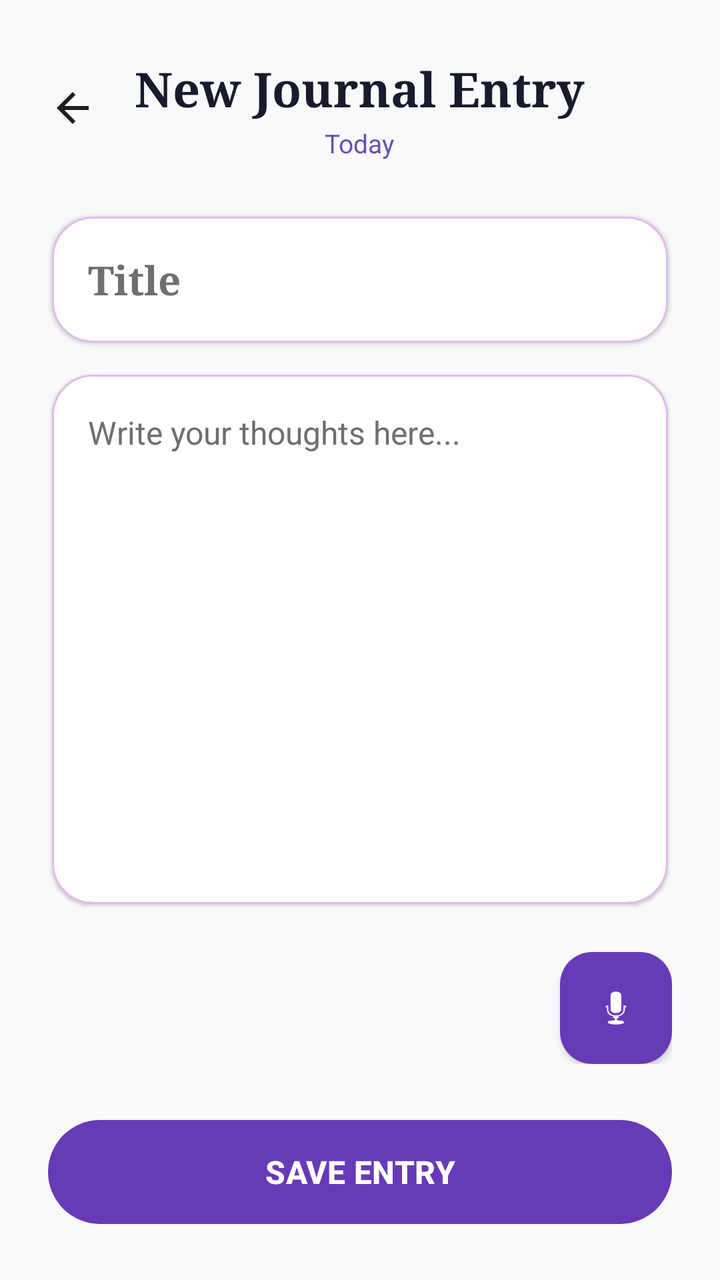
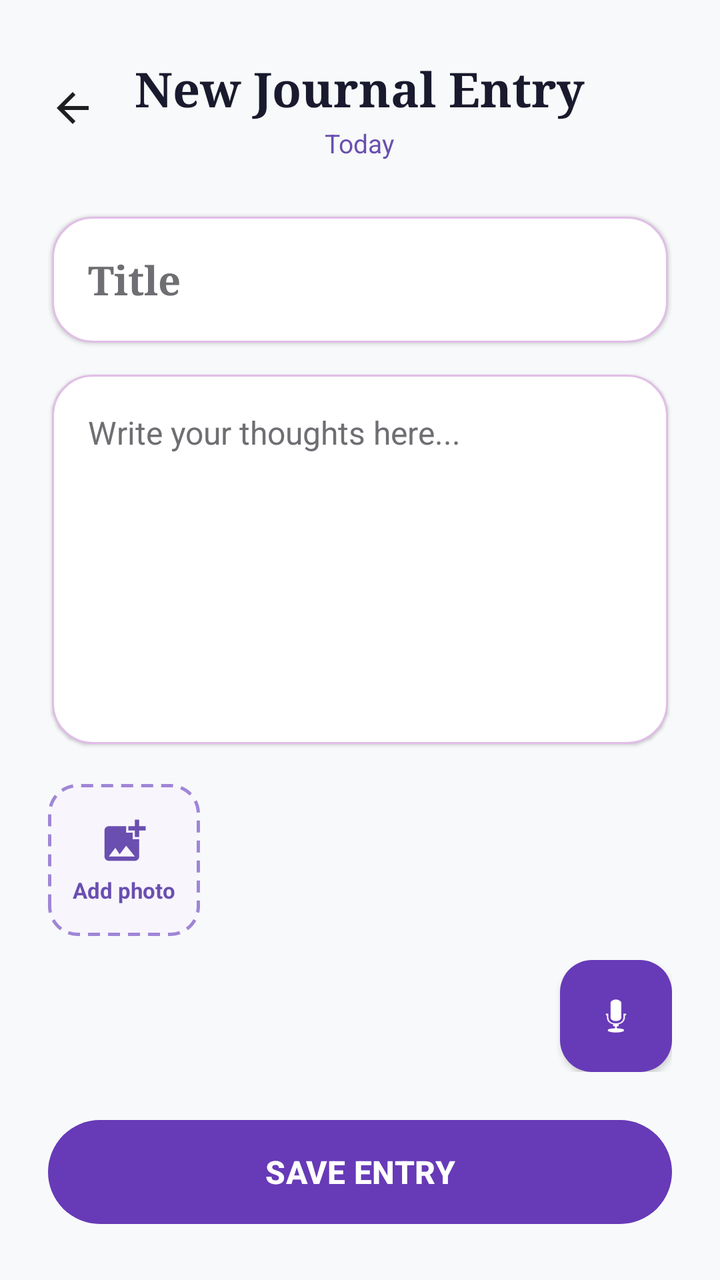

Compare the two renders of this Android layout. The source of the first and the diff that turns it into the second are given below.
<!-- AndroidManifest.xml: application theme Theme.SpiritualTracker -->
<!-- res/layout/activity_journal.xml -->
<?xml version="1.0" encoding="utf-8"?>
<LinearLayout xmlns:android="http://schemas.android.com/apk/res/android"
    xmlns:app="http://schemas.android.com/apk/res-auto"
    android:layout_width="match_parent"
    android:layout_height="match_parent"
    android:orientation="vertical"
    android:background="#F8F9FA"
    android:fitsSystemWindows="true">

    <LinearLayout
        android:layout_width="match_parent"
        android:layout_height="match_parent"
        android:orientation="vertical"
        android:padding="24dp">

        <FrameLayout
            android:layout_width="match_parent"
            android:layout_height="wrap_content"
            android:layout_marginTop="4dp"
            android:layout_marginBottom="28dp">

            <ImageView
                android:id="@+id/btnJournalClose"
                android:layout_width="44dp"
                android:layout_height="44dp"
                android:layout_gravity="start|center_vertical"
                android:layout_marginStart="-10dp"
                android:background="?attr/selectableItemBackgroundBorderless"
                android:contentDescription="Close"
                android:padding="10dp"
                android:src="@drawable/ic_back"
                app:tint="#1F1F1F" />

            <LinearLayout
                android:layout_width="wrap_content"
                android:layout_height="wrap_content"
                android:layout_gravity="center"
                android:gravity="center_horizontal"
                android:orientation="vertical">

                <TextView
                    android:id="@+id/tvJournalHeading"
                    android:layout_width="wrap_content"
                    android:layout_height="wrap_content"
                    android:text="New Journal Entry"
                    android:textSize="24sp"
                    android:textStyle="bold"
                    android:fontFamily="serif"
                    android:textColor="#1A1A2E"/>

                <TextView
                    android:id="@+id/tvJournalDate"
                    android:layout_width="wrap_content"
                    android:layout_height="wrap_content"
                    android:layout_marginTop="2dp"
                    android:text="Today"
                    android:textSize="13sp"
                    android:textColor="#6A4FB0"/>
            </LinearLayout>
        </FrameLayout>

        <EditText
            android:id="@+id/etTitle"
            android:layout_width="match_parent"
            android:layout_height="wrap_content"
            android:background="@drawable/bg_journal_field"
            android:elevation="1dp"
            android:padding="18dp"
            android:hint="Title"
            android:textSize="20sp"
            android:textStyle="bold"
            android:fontFamily="serif"
            android:layout_marginBottom="16dp"
            android:layout_marginHorizontal="2dp"
            android:textColor="#1F1F1F"
            android:textColorHint="#6E6E73"/>

        <EditText
            android:id="@+id/etContent"
            android:layout_width="match_parent"
            android:layout_height="0dp"
            android:layout_weight="1"
            android:background="@drawable/bg_journal_field"
            android:elevation="1dp"
            android:padding="18dp"
            android:hint="Write your thoughts here..."
            android:gravity="top|start"
            android:textSize="16sp"
            android:lineSpacingExtra="6dp"
            android:layout_marginBottom="24dp"
            android:layout_marginHorizontal="2dp"
            android:textColor="#333333"
            android:textColorHint="#6E6E73"/>

        <LinearLayout
            android:layout_width="match_parent"
            android:layout_height="wrap_content"
            android:orientation="horizontal"
            android:gravity="center_vertical|end"
            android:layout_marginBottom="24dp">

            <TextView
                android:id="@+id/tvRecordTimer"
                android:layout_width="0dp"
                android:layout_height="wrap_content"
                android:layout_weight="1"
                android:text="00:00"
                android:textColor="#5F5F64"
                android:textSize="14sp"
                android:fontFamily="sans-serif-medium"
                android:paddingStart="4dp"
                android:visibility="gone" />

            <com.google.android.material.floatingactionbutton.FloatingActionButton
                android:id="@+id/btnDiscardAudio"
                android:layout_width="wrap_content"
                android:layout_height="wrap_content"
                android:layout_marginEnd="16dp"
                android:src="@android:drawable/ic_menu_delete"
                app:backgroundTint="#FEE7E6"
                app:tint="#E53935"
                app:elevation="0dp"
                app:fabCustomSize="40dp"
                android:visibility="gone" />

            <com.google.android.material.floatingactionbutton.FloatingActionButton
                android:id="@+id/btnRecord"
                android:layout_width="wrap_content"
                android:layout_height="wrap_content"
                android:src="@android:drawable/ic_btn_speak_now"
                app:backgroundTint="#673AB7"
                app:tint="@android:color/white"
                app:elevation="2dp"
                app:fabSize="normal" />
        </LinearLayout>

        <com.google.android.material.button.MaterialButton
            android:id="@+id/btnSaveJournal"
            android:layout_width="match_parent"
            android:layout_height="60dp"
            android:text="SAVE ENTRY"
            android:textSize="16sp"
            android:textStyle="bold"
            app:cornerRadius="30dp"
            app:backgroundTint="#673AB7"
            android:textColor="#ffffff"/>

    </LinearLayout>
</LinearLayout>
<!-- resources referenced by this layout -->
<resources>
  <!-- drawable bg_journal_field (drawable) -->
  <?xml version="1.0" encoding="utf-8"?>
  <shape xmlns:android="http://schemas.android.com/apk/res/android"
      android:shape="rectangle">
      <solid android:color="#FFFFFF" />
      <stroke android:width="1dp" android:color="#E1BEE7" />
      <corners android:radius="20dp" />
  </shape>
  <!-- drawable ic_back (drawable) -->
  <vector xmlns:android="http://schemas.android.com/apk/res/android"
      android:width="24dp"
      android:height="24dp"
      android:viewportWidth="24"
      android:viewportHeight="24">
      <path
          android:fillColor="#FFFFFFFF"
          android:pathData="M20,11H7.83l5.59,-5.59L12,4l-8,8 8,8 1.41,-1.41L7.83,13H20v-2z" />
  </vector>
  <style name="Theme.SpiritualTracker" parent="Base.Theme.SpiritualTracker" />
  <style name="Base.Theme.SpiritualTracker" parent="Theme.Material3.DayNight.NoActionBar">
          <item name="colorPrimary">#7E57C2</item>
          <item name="colorOnPrimary">#FFFFFF</item>
          <item name="colorSecondaryContainer">#D1C4E9</item>
          <item name="colorOnSecondaryContainer">#7E57C2</item>
          <item name="android:windowBackground">#F3F4F9</item>
          
          <item name="android:navigationBarColor">#F5F5F5</item>
          <item name="android:windowLightNavigationBar" tools:targetApi="27">true</item>
      </style>
</resources>

<!-- the commit's change to res/layout/activity_journal.xml (unified diff, before → after) -->
@@ -87,17 +87,62 @@
             android:gravity="top|start"
             android:textSize="16sp"
             android:lineSpacingExtra="6dp"
-            android:layout_marginBottom="24dp"
+            android:layout_marginBottom="14dp"
             android:layout_marginHorizontal="2dp"
             android:textColor="#333333"
             android:textColorHint="#6E6E73"/>
+
+        
+        <HorizontalScrollView
+            android:layout_width="match_parent"
+            android:layout_height="wrap_content"
+            android:layout_marginBottom="12dp"
+            android:clipToPadding="false"
+            android:paddingTop="6dp"
+            android:scrollbars="none">
+
+            <LinearLayout
+                android:id="@+id/photoStrip"
+                android:layout_width="wrap_content"
+                android:layout_height="wrap_content"
+                android:orientation="horizontal">
+
+                <LinearLayout
+                    android:id="@+id/btnAddPhoto"
+                    android:layout_width="76dp"
+                    android:layout_height="76dp"
+                    android:background="@drawable/bg_add_photo_tile"
+                    android:clickable="true"
+                    android:focusable="true"
+                    android:foreground="?attr/selectableItemBackground"
+                    android:gravity="center"
+                    android:orientation="vertical">
+
+                    <ImageView
+                        android:layout_width="26dp"
+                        android:layout_height="26dp"
+                        android:importantForAccessibility="no"
+                        android:src="@drawable/ic_add_photo" />
+
+                    <TextView
+                        android:id="@+id/tvAddPhoto"
+                        android:layout_width="wrap_content"
+                        android:layout_height="wrap_content"
+                        android:layout_marginTop="4dp"
+                        android:text="Add photo"
+                        android:textColor="#6A4FB0"
+                        android:textSize="11sp"
+                        android:textStyle="bold" />
+                </LinearLayout>
+            </LinearLayout>
+        </HorizontalScrollView>
 
         <LinearLayout
             android:layout_width="match_parent"
             android:layout_height="wrap_content"
             android:orientation="horizontal"
             android:gravity="center_vertical|end"
-            android:layout_marginBottom="24dp">
+            android:layout_marginBottom="20dp">
 
             <TextView
                 android:id="@+id/tvRecordTimer"
<!-- resource entries referenced after the edit -->
@@ -1,5 +1,12 @@
 <!-- resources referenced by this layout -->
 <resources>
+  <!-- drawable bg_add_photo_tile (drawable) -->
+  <?xml version="1.0" encoding="utf-8"?>
+  <shape xmlns:android="http://schemas.android.com/apk/res/android">
+      <solid android:color="#F8F5FD" />
+      <stroke android:width="1.5dp" android:color="#9F86D6" android:dashWidth="6dp" android:dashGap="4dp" />
+      <corners android:radius="14dp" />
+  </shape>
   <!-- drawable bg_journal_field (drawable) -->
   <?xml version="1.0" encoding="utf-8"?>
   <shape xmlns:android="http://schemas.android.com/apk/res/android"
@@ -8,6 +15,14 @@
       <stroke android:width="1dp" android:color="#E1BEE7" />
       <corners android:radius="20dp" />
   </shape>
+  <!-- drawable ic_add_photo (drawable) -->
+  <?xml version="1.0" encoding="utf-8"?>
+  <vector xmlns:android="http://schemas.android.com/apk/res/android"
+      android:width="24dp" android:height="24dp" android:viewportWidth="24" android:viewportHeight="24"
+      android:tint="#6A4FB0">
+      <path android:fillColor="#FFFFFFFF"
+          android:pathData="M19,7v2.99s-1.99,0.01 -2,0L17,7h-3s0.01,-1.99 0,-2h3L17,2h2v3h3v2h-3zM16,11L16,8h-3L13,5L5,5c-1.1,0 -2,0.9 -2,2v12c0,1.1 0.9,2 2,2h12c1.1,0 2,-0.9 2,-2v-8h-3zM5,19l3,-4 2,3 3,-4 4,5L5,19z" />
+  </vector>
   <!-- drawable ic_back (drawable) -->
   <vector xmlns:android="http://schemas.android.com/apk/res/android"
       android:width="24dp"
